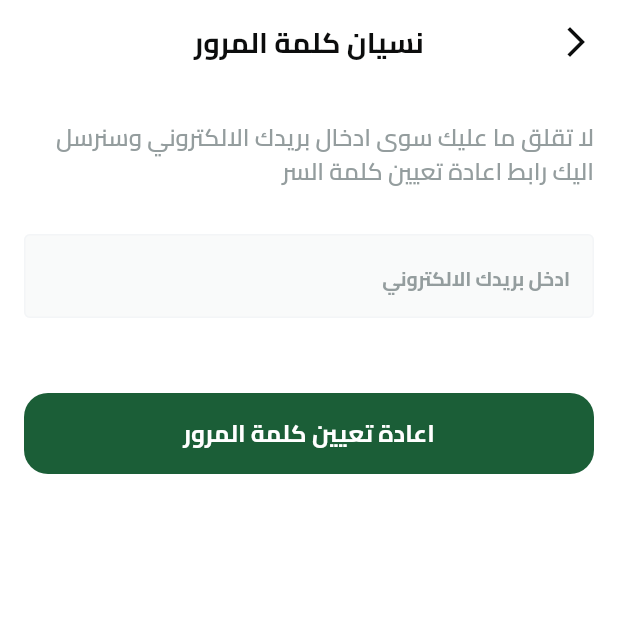
After one commit to samir-227/Pure_Harvest_e_commerce, a Flutter app: the SingInView screen opened by its route, after a tap on "نسيت كلمة المرور؟", on a phone screen of 412 x 824 dp, the top half of it. The commit adds this screen. Run offline on Flutter 3.47's test engine with Material 3 defaults, Android fonts, the phone set to English and light mode, and no system bars; our stand-ins replace bloc, cloud_firestore, dartz, dio, dots_indicator, equatable and 14 more; missing offline and left inert: flutter_facebook_auth, flutter_stripe; accounts and stored records are empty; network calls fail; project files that could hold a hidden picture were left out.

Commit message:
reset password with email done

```diff
--- a/lib/core/networking/firebase_auth_service.dart
+++ b/lib/core/networking/firebase_auth_service.dart
@@ -68,6 +68,12 @@ class FirebaseService {
       throw CustomException(
           message: 'لقد حدث خطأ ما. الرجاء المحاولة مرة اخرى.');
     }
+  }
+
+   Future resetPassword(String email) async {
+
+      await FirebaseAuth.instance.sendPasswordResetEmail(email: email);
+
   }
 
   // Method to sign in a user with email and password
--- a/lib/core/routing/app_router.dart
+++ b/lib/core/routing/app_router.dart
@@ -1,5 +1,6 @@
 import 'package:flutter/material.dart';
 import 'package:fruits_hub/core/helpers/cache_helper.dart';
+import 'package:fruits_hub/features/auth/presentation/views/reset_password_view.dart';
 import 'package:fruits_hub/features/auth/presentation/views/sign_in_view.dart';
 import 'package:fruits_hub/features/auth/presentation/views/sing_up_view.dart';
 import 'package:fruits_hub/features/best_selling_product/presentation/views/best_selling_product_view.dart';
@@ -69,6 +70,11 @@ sealed class AppRouter {
         builder: (context, state) =>
             CheckOutView(cartEntity: state.extra as CartEntity),
       ),
+      GoRoute(
+        path: ResetPasswordView.routeName,
+        name: ResetPasswordView.routeName,
+        builder: (context, state) => const ResetPasswordView(),
+      ),
     ],
   );
 }
--- a/lib/core/widgets/custom_text_form_field.dart
+++ b/lib/core/widgets/custom_text_form_field.dart
@@ -8,15 +8,17 @@ class CustomTextFormField extends StatelessWidget {
       this.suffixIcon,
       this.obscureText = false,
       required this.keyboardType,
-      this.onSaved});
+      this.onSaved, this.controller});
   final String hintText;
   final Widget? suffixIcon;
   final TextInputType keyboardType;
   final bool obscureText;
   final void Function(String?)? onSaved;
+  final TextEditingController? controller;
   @override
   Widget build(BuildContext context) {
     return TextFormField(
+      controller:controller ,
       validator: (value) => value!.isEmpty ? 'Field is required' : null,
       obscureText: obscureText,
       onSaved: onSaved,
--- /dev/null
+++ b/lib/features/auth/presentation/views/reset_password_view.dart
@@ -0,0 +1,16 @@
+import 'package:flutter/material.dart';
+import 'package:fruits_hub/core/widgets/custom_app_bar.dart';
+import 'package:fruits_hub/features/auth/presentation/views/widget/reset_password_view_body.dart';
+import 'package:fruits_hub/generated/l10n.dart';
+
+class ResetPasswordView extends StatelessWidget {
+  const ResetPasswordView({super.key});
+  static const String routeName = '/ResetPasswordView';
+  @override
+  Widget build(BuildContext context) {
+    return Scaffold(
+      appBar: buildAppBar(context, title: S.of(context).forgotPasswordAppBar, showNotification: false),
+      body:const ResetPasswordViewBody(),
+    );
+  }
+}
--- /dev/null
+++ b/lib/features/auth/presentation/views/widget/reset_password_view_body.dart
@@ -0,0 +1,61 @@
+import 'dart:developer';
+
+import 'package:firebase_auth/firebase_auth.dart';
+import 'package:flutter/material.dart';
+import 'package:fruits_hub/core/helpers/build_snack_bar';
+import 'package:fruits_hub/core/networking/firebase_auth_service.dart';
+import 'package:fruits_hub/core/theming/app_text_style.dart';
+import 'package:fruits_hub/core/widgets/custom_button.dart';
+import 'package:fruits_hub/core/widgets/custom_text_form_field.dart';
+import 'package:fruits_hub/generated/l10n.dart';
+
+class ResetPasswordViewBody extends StatefulWidget {
+  const ResetPasswordViewBody({super.key});
+
+  @override
+  State<ResetPasswordViewBody> createState() => _ResetPasswordViewBodyState();
+}
+
+TextEditingController emailController = TextEditingController();
+Future resetPassword =
+    FirebaseService().resetPassword(emailController.text.trim());
+
+class _ResetPasswordViewBodyState extends State<ResetPasswordViewBody> {
+  @override
+  Widget build(BuildContext context) {
+    return Padding(
+      padding: const EdgeInsets.symmetric(horizontal: 16.0),
+      child: Column(
+        children: [
+          const SizedBox(height: 24),
+          Text(
+            S.of(context).forgetPasswordViewSubtitle,
+            style: TextStyles.semiBold16.copyWith(
+                color: Theme.of(context).colorScheme.onSurfaceVariant),
+          ),
+          const SizedBox(height: 30),
+          CustomTextFormField(
+              controller: emailController,
+              hintText: S.of(context).enterYourEmail,
+              keyboardType: TextInputType.emailAddress),
+          const SizedBox(height: 50),
+          CustomButton(
+              text: S.of(context).resetPassword,
+              onPressed: () {
+                try {
+                  resetPassword;
+                  showBar(context, S.of(context).resetPasswordSuccess);
+                } on FirebaseAuthException catch (e) {
+                  if (e.code == 'user-not-found') {
+                    showBar(context, "هذا الايميل غير موجود");
+                  }
+                } on Exception catch (e) {
+                  log(e.toString());
+                  showBar(context, S.of(context).orderFailedMessage);
+                }
+              }),
+        ],
+      ),
+    );
+  }
+}
--- a/lib/features/auth/presentation/views/widget/sign_in_view_body.dart
+++ b/lib/features/auth/presentation/views/widget/sign_in_view_body.dart
@@ -9,11 +9,13 @@ import 'package:fruits_hub/core/theming/app_text_style.dart';
 import 'package:fruits_hub/core/widgets/custom_button.dart';
 import 'package:fruits_hub/core/widgets/custom_text_form_field.dart';
 import 'package:fruits_hub/features/auth/presentation/cubits/sign_in_cubit/sign_in_cubit.dart';
+import 'package:fruits_hub/features/auth/presentation/views/reset_password_view.dart';
 import 'package:fruits_hub/features/auth/presentation/views/widget/dont_have_account_widget.dart';
 import 'package:fruits_hub/features/auth/presentation/views/widget/or_divider.dart';
 import 'package:fruits_hub/features/auth/presentation/views/widget/password_field.dart';
 import 'package:fruits_hub/features/auth/presentation/views/widget/social_login_button.dart';
 import 'package:fruits_hub/generated/l10n.dart';
+import 'package:go_router/go_router.dart';
 
 class SingInViewBody extends StatefulWidget {
   const SingInViewBody({super.key});
@@ -57,10 +59,15 @@ class _SingInViewBodyState extends State<SingInViewBody> {
               const SizedBox(
                 height: 16,
               ),
-              Text(
-                S.of(context).forgetPassword,
-                style: TextStyles.semiBold13.copyWith(
-                  color: colors.secondary,
+              GestureDetector(
+                onTap: () {
+                  context.pushNamed(ResetPasswordView.routeName);
+                },
+                child: Text(
+                  S.of(context).forgetPassword,
+                  style: TextStyles.semiBold13.copyWith(
+                    color: colors.secondary,
+                  ),
                 ),
               ),
               const SizedBox(
--- a/lib/features/checkout/presentation/views/widgets/address_input_section.dart
+++ b/lib/features/checkout/presentation/views/widgets/address_input_section.dart
@@ -47,7 +47,7 @@ class AddressInputSection extends StatelessWidget {
                   onSaved: (value) {
                     shippingAddress.address = value;
                   },
-                  hintText: S.of(context).address,
+                  hintText: S.of(context).state,
                   keyboardType: TextInputType.streetAddress),
               const SizedBox(
                 height: 16,
--- a/lib/l10n/intl_ar.arb
+++ b/lib/l10n/intl_ar.arb
@@ -58,7 +58,13 @@
 "deliveryTitle":"عنوان التوصيل",
 "edit":"تعديل",
 "orderSuccess":"تمت العملية بنجاح",
-"orderFailedMessage":"فشل في العملية يرجى المحاولة مرة اخرى"
+"orderFailedMessage":"فشل في العملية يرجى المحاولة مرة اخرى",
+"forgotPasswordAppBar":"نسيان كلمة المرور",
+"forgetPasswordViewSubtitle": "لا تقلق ما عليك سوى ادخال بريدك الالكتروني وسنرسل اليك رابط اعادة تعيين كلمة السر",
+"enterYourEmail":"ادخل بريدك الالكتروني",
+"resetPassword":"اعادة تعيين كلمة المرور",
+"resetPasswordSuccess":"قم بالتحقق من البريد الالكتروني",
+"state":"المحافظة"
 
 
 
```
Also changed, not shown: lib/l10n/intl_en.arb (+7 -1 lines), lib/generated/intl/messages_ar.dart, lib/generated/intl/messages_en.dart, lib/generated/l10n.dart, 4 other files.
